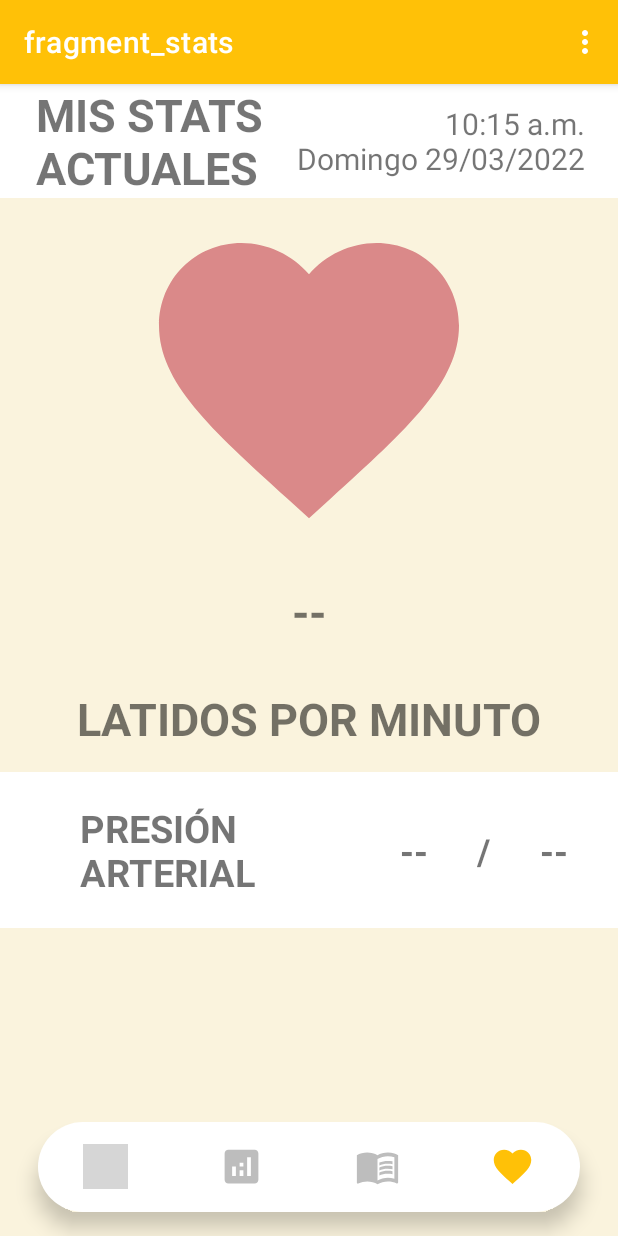
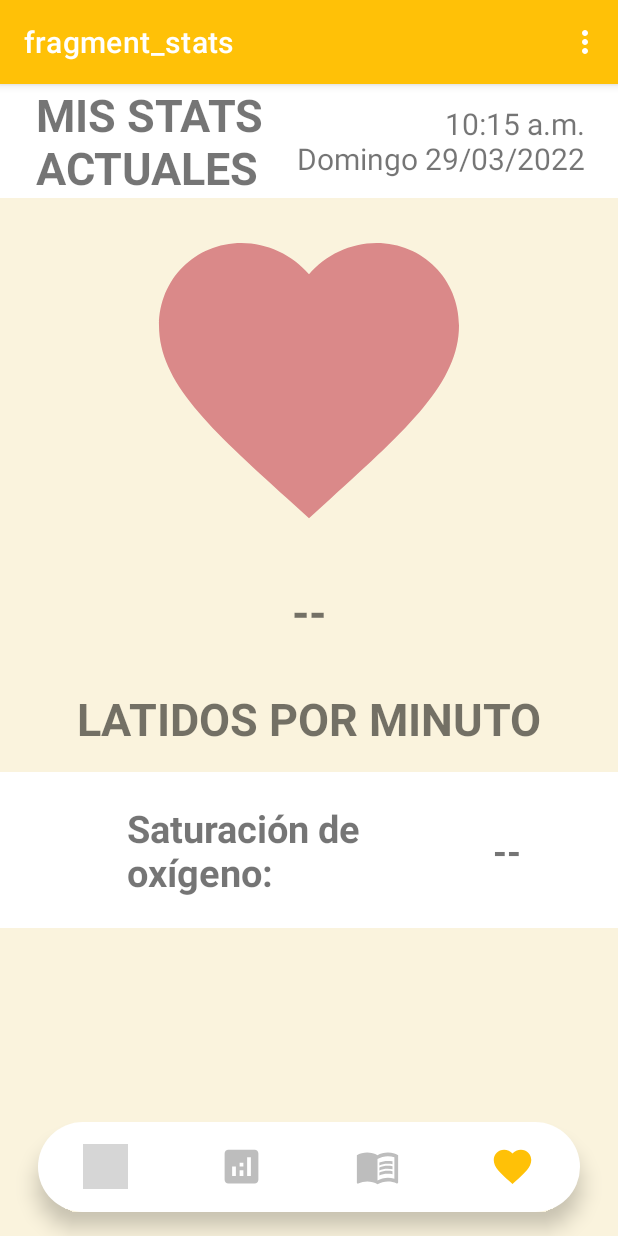
Before and after one commit to hawkins1704/WeCare, an Android app: the StatsFragment screen opened through its navigation route, on a phone screen of 412 x 824 dp. Run offline under Robolectric (Android 15) with nearby library versions, the phone set to English and light mode, and no system bars; our stand-ins replace navigation-ui; 2 statements that could not run were skipped; grey boxes are pictures that could not be loaded.

Commit message:
Lectura de saturacion de oxigeno

```diff
--- a/app/src/main/java/com/example/wecareapp/StatsFragment.kt
+++ b/app/src/main/java/com/example/wecareapp/StatsFragment.kt
@@ -46,46 +46,45 @@ class StatsFragment : Fragment() {
         // Inflate the layout for this fragment
         val view=inflater.inflate(R.layout.fragment_stats, container, false)
         var heartRateText:TextView=view.findViewById(R.id.heartRate)
-        var systolicText:TextView=view.findViewById(R.id.systolic)
-        var diastolicText:TextView=view.findViewById(R.id.diastolic)
+        var oxygenText:TextView=view.findViewById(R.id.oxygen)
 
 
-    createAPIClient(heartRateText , systolicText,  diastolicText)
+    createAPIClient(heartRateText , oxygenText)
         return view
     }
 
-    val bloodPressureOptions= FitnessOptions.builder()
+    val healthDataOptions= FitnessOptions.builder()
         .addDataType(DataType.TYPE_HEART_RATE_BPM, FitnessOptions.ACCESS_READ)
-        .addDataType(HealthDataTypes.TYPE_BLOOD_PRESSURE, FitnessOptions.ACCESS_READ)
+        .addDataType(HealthDataTypes.TYPE_OXYGEN_SATURATION, FitnessOptions.ACCESS_READ)
         .build()
 
-    private fun createAPIClient(heartRateText:TextView, systolicText:TextView,  diastolicText:TextView) {
+    private fun createAPIClient(heartRateText:TextView, oxygenText:TextView) {
 
-        val account = GoogleSignIn.getAccountForExtension(activity as Activity, bloodPressureOptions)
-        if (!GoogleSignIn.hasPermissions(account, bloodPressureOptions)) {
+        val account = GoogleSignIn.getAccountForExtension(activity as Activity, healthDataOptions)
+        if (!GoogleSignIn.hasPermissions(account, healthDataOptions)) {
             GoogleSignIn.requestPermissions(
                 this, // your activity
                 1, // e.g. 1
                 account,
-                bloodPressureOptions
+                healthDataOptions
             )
         } else {
-            accessGoogleFit(heartRateText, systolicText,  diastolicText)
+            accessGoogleFit(heartRateText, oxygenText)
         }
 
     }
 
-    private fun accessGoogleFit(heartRateText:TextView, systolicText:TextView,  diastolicText:TextView) {
+    private fun accessGoogleFit(heartRateText:TextView, oxygenText: TextView) {
         val end = LocalDateTime.now()
         val startDate = end.minusDays(7)
         val endSeconds = end.atZone(ZoneId.systemDefault()).toEpochSecond()
         val startSeconds = startDate.atZone(ZoneId.systemDefault()).toEpochSecond()
-        val account = GoogleSignIn.getAccountForExtension(activity as Activity, bloodPressureOptions)
+        val account = GoogleSignIn.getAccountForExtension(activity as Activity, healthDataOptions)
 
         //OBTENER LA CANTIDAD DE PASOS
 
         val readRequest = DataReadRequest.Builder()
-            .aggregate(HealthDataTypes.TYPE_BLOOD_PRESSURE)
+            .aggregate(HealthDataTypes.TYPE_OXYGEN_SATURATION)
             .aggregate(DataType.TYPE_HEART_RATE_BPM)
             .setTimeRange(startSeconds, endSeconds, TimeUnit.SECONDS)
             .bucketByTime(5, TimeUnit.MINUTES) //Guarda en grupos de 5 minutos de intervalo
@@ -98,7 +97,7 @@ class StatsFragment : Fragment() {
             .addOnSuccessListener { response ->
                 for (dataSet in response.buckets.flatMap { it.dataSets }) {
                     if(dataSet.dataPoints.size>0){
-                        dumpDataSet(dataSet, heartRateText, systolicText,  diastolicText)
+                        dumpDataSet(dataSet, heartRateText, oxygenText)
                     }
                 }
                 Log.i("Conexion", "Conectado")
@@ -107,20 +106,20 @@ class StatsFragment : Fragment() {
 
 
     }
-    fun dumpDataSet(dataSet: DataSet,  heartRateText:TextView, systolicText:TextView,  diastolicText:TextView) {
-        Log.i("Tipo de dato", "Data returned for Data type: ${dataSet.dataType.name}")
-        Log.i("DATAPOINT",dataSet.dataPoints.toString())
+    fun dumpDataSet(dataSet: DataSet,  heartRateText:TextView, oxygenText: TextView) {
+       Log.i("Tipo de dato", "Data returned for Data type: ${dataSet.dataType.name}")
+    //    Log.i("DATAPOINT",dataSet.dataPoints.toString())
         for (dp in dataSet.dataPoints) {
-            Log.i("Heart rate","Data point:")
-            Log.i("Data type name","\tType: ${dp.dataType.name}")
-            Log.i("Start time","\tStart: ${dp.getStartTimeString()}")
-            Log.i("End time","\tEnd: ${dp.getEndTimeString()}")
+           // Log.i("Heart rate","Data point:")
+           // Log.i("Data type name","\tType: ${dp.dataType.name}")
+          //  Log.i("Start time","\tStart: ${dp.getStartTimeString()}")
+          //  Log.i("End time","\tEnd: ${dp.getEndTimeString()}")
 
             for (field in dp.dataType.fields) {
-                Log.i("heart rate","\tField: ${field.name.toString()} Value: ${dp.getValue(field)}")
+                Log.i("dato","\tField: ${field.name.toString()} Value: ${dp.getValue(field)}")
             }
 
-            updateView(dp,heartRateText, systolicText, diastolicText)
+            updateView(dp,heartRateText, oxygenText)
             //OBTENER EL ULTIMO VALOR
         }
     }
@@ -133,8 +132,8 @@ class StatsFragment : Fragment() {
         .atZone(ZoneId.systemDefault())
         .toLocalDateTime().toString()
 
-    fun updateView(data:DataPoint, heartRateText:TextView, systolicText:TextView,  diastolicText:TextView){
-        Log.i("DATA",data.toString())
+    fun updateView(data:DataPoint, heartRateText:TextView, oxygenText: TextView){
+       // Log.i("DATA",data.toString())
         if(data is DataPoint){
             for (field in data.dataType.fields) {
                 //Log.i("WHEN", "entre con valor: ${field.name}")
@@ -145,23 +144,14 @@ class StatsFragment : Fragment() {
                         heartRateText.text = "${data.getValue(field)} BPM"
                     }
 
-                    "blood_pressure_systolic_average"
+                    "oxygen_saturation_average"
                     -> {
-                        systolicText.text = "${data.getValue(field)}"
+                        oxygenText.text = "${data.getValue(field)} %"
                     }
-                    "blood_pressure_diastolic_average"
-                    -> {
-                        diastolicText.text = "${data.getValue(field)}"
-                    }
-
-
                 }
             }
         }
     }
-
-
-
 
 
     companion object {
--- a/app/src/main/res/layout/fragment_stats.xml
+++ b/app/src/main/res/layout/fragment_stats.xml
@@ -110,48 +110,19 @@
                 android:paddingLeft="20dp"
                 android:paddingTop="20dp"
                 android:paddingBottom="20dp"
-                android:text="PRESIÓN ARTERIAL"
+                android:text="Saturación de oxígeno:"
                 android:textSize="25dp"
                 android:textStyle="bold"
-                app:layout_constraintEnd_toStartOf="@+id/systolic"
+                app:layout_constraintEnd_toStartOf="@+id/oxygen"
                 app:layout_constraintHorizontal_bias="0.5"
                 app:layout_constraintStart_toStartOf="parent"
                 tools:ignore="MissingConstraints" />
 
-            <TextView
-                android:id="@+id/systolic"
-                android:layout_width="wrap_content"
-                android:layout_height="wrap_content"
-                android:paddingTop="10dp"
-                android:paddingBottom="10dp"
-                android:text="--"
-                android:textAlignment="center"
-                android:textSize="24dp"
-                android:textStyle="bold"
-                app:layout_constraintBottom_toBottomOf="parent"
-                app:layout_constraintEnd_toStartOf="@+id/bloodPressure3"
-                app:layout_constraintHorizontal_bias="0.5"
-                app:layout_constraintStart_toEndOf="@+id/textView18"
-                app:layout_constraintTop_toTopOf="parent"
-                tools:ignore="MissingConstraints" />
+
+
 
             <TextView
-                android:id="@+id/bloodPressure3"
-                android:layout_width="wrap_content"
-                android:layout_height="wrap_content"
-                android:text="/"
-                android:textAlignment="center"
-                android:textSize="24dp"
-                android:textStyle="bold"
-                app:layout_constraintBottom_toBottomOf="parent"
-                app:layout_constraintEnd_toStartOf="@+id/diastolic"
-                app:layout_constraintHorizontal_bias="0.5"
-                app:layout_constraintStart_toEndOf="@+id/systolic"
-                app:layout_constraintTop_toTopOf="parent"
-                tools:ignore="MissingConstraints" />
-
-            <TextView
-                android:id="@+id/diastolic"
+                android:id="@+id/oxygen"
                 android:layout_width="wrap_content"
                 android:layout_height="wrap_content"
                 android:paddingTop="10dp"
@@ -163,7 +134,7 @@
                 app:layout_constraintBottom_toBottomOf="parent"
                 app:layout_constraintEnd_toEndOf="parent"
                 app:layout_constraintHorizontal_bias="0.5"
-                app:layout_constraintStart_toEndOf="@+id/bloodPressure3"
+                app:layout_constraintStart_toEndOf="@+id/textView18"
                 app:layout_constraintTop_toTopOf="parent" />
 
 
```
